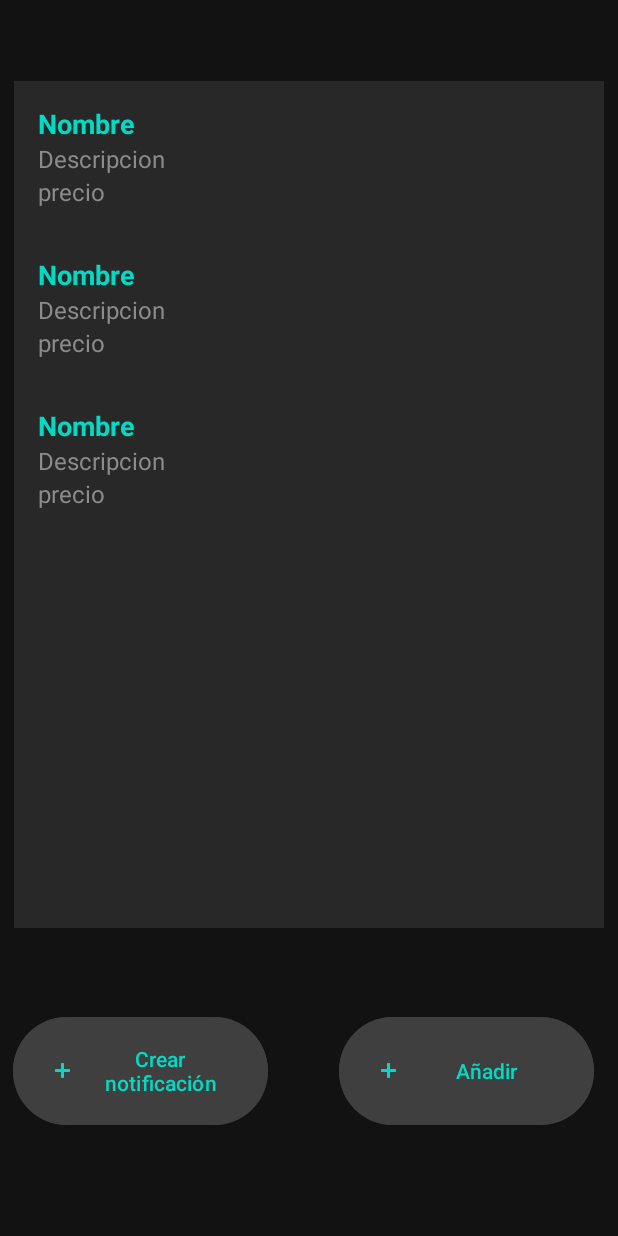
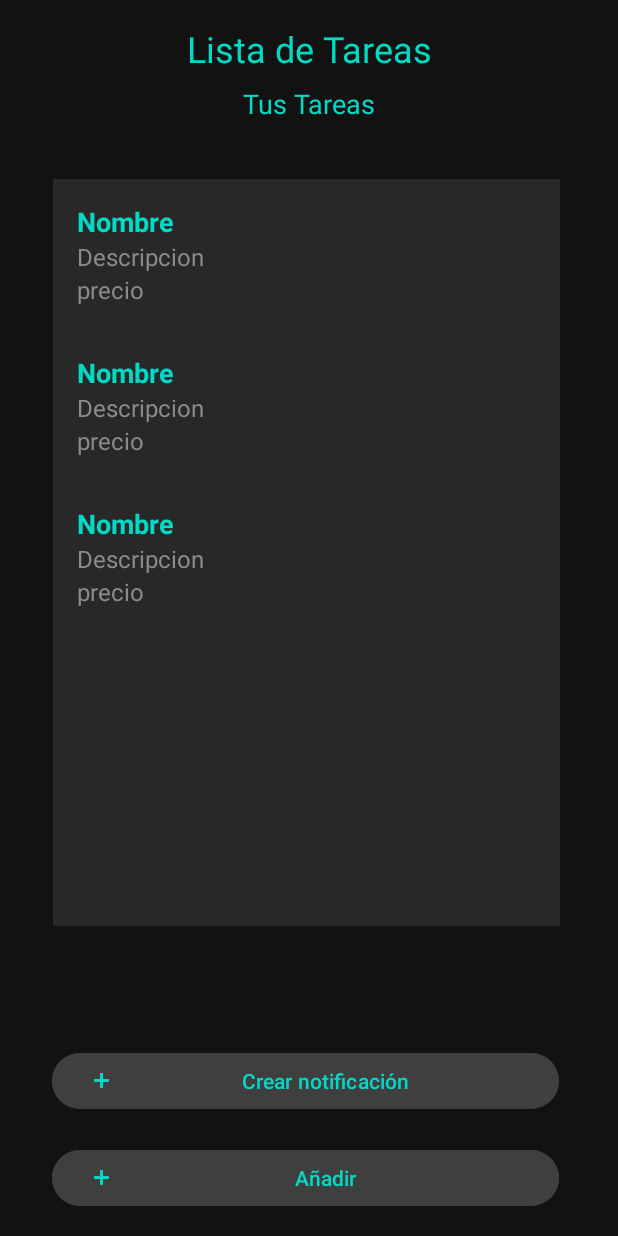
Before and after one commit to rubensb02/habitos, an Android app: the layout activity_main.xml on its own in the app's theme, with its tools: preview values and no code run, on a phone screen of 412 x 824 dp. Run offline under Robolectric (Android 15) with nearby library versions, the phone set to English and light mode, and no system bars.

Commit message:
cambio de estilos

```diff
--- a/app/src/main/res/layout/activity_main.xml
+++ b/app/src/main/res/layout/activity_main.xml
@@ -1,4 +1,3 @@
-<?xml version="1.0" encoding="utf-8"?>
 <androidx.constraintlayout.widget.ConstraintLayout xmlns:android="http://schemas.android.com/apk/res/android"
     xmlns:app="http://schemas.android.com/apk/res-auto"
     xmlns:tools="http://schemas.android.com/tools"
@@ -8,11 +7,52 @@
     android:background="#121212"
     tools:context=".MainActivity">
 
+    <TextView
+        android:id="@+id/titleText"
+        android:layout_width="wrap_content"
+        android:layout_height="wrap_content"
+        android:text="Lista de Tareas"
+        android:textColor="#FF03DAC5"
+        android:textSize="24sp"
+        app:layout_constraintTop_toTopOf="parent"
+        app:layout_constraintStart_toStartOf="parent"
+        app:layout_constraintEnd_toEndOf="parent"
+        android:layout_marginTop="16dp"
+        android:gravity="center" />
+
+    <!-- Nuevo TextView para describir la lista de tareas -->
+    <TextView
+        android:id="@+id/listDescription"
+        android:layout_width="wrap_content"
+        android:layout_height="wrap_content"
+        android:text="Tus Tareas"
+        android:textColor="#FF03DAC5"
+        android:textSize="18sp"
+        app:layout_constraintTop_toBottomOf="@id/titleText"
+        app:layout_constraintStart_toStartOf="parent"
+        app:layout_constraintEnd_toEndOf="parent"
+        android:layout_marginTop="8dp"
+        android:gravity="center" />
+
+    <androidx.recyclerview.widget.RecyclerView
+        android:id="@+id/recyclerViewHabitos"
+        android:layout_width="338dp"
+        android:layout_height="498dp"
+        android:layout_margin="16dp"
+        android:background="#282828"
+        app:layout_constraintBottom_toTopOf="@id/addHabito"
+        app:layout_constraintEnd_toEndOf="parent"
+        app:layout_constraintHorizontal_bias="0.454"
+        app:layout_constraintStart_toStartOf="parent"
+        app:layout_constraintTop_toBottomOf="@id/listDescription"
+        app:layout_constraintVertical_bias="0.146"
+        tools:listitem="@layout/list" />
+
     <Button
         android:id="@+id/addHabito"
-        android:layout_width="170dp"
-        android:layout_height="80dp"
-        android:layout_marginBottom="70dp"
+        android:layout_width="338dp"
+        android:layout_height="45dp"
+        android:layout_marginBottom="16dp"
         android:backgroundTint="#3f3f3f"
         android:text="Añadir"
         android:textColor="#FF03DAC5"
@@ -20,14 +60,13 @@
         app:iconTint="#FF03DAC5"
         app:layout_constraintBottom_toBottomOf="parent"
         app:layout_constraintEnd_toEndOf="parent"
-        app:layout_constraintHorizontal_bias="0.933"
-        app:layout_constraintStart_toStartOf="parent"
-        app:layout_constraintTop_toBottomOf="@+id/recyclerViewHabitos" />
+        app:layout_constraintHorizontal_bias="0.465"
+        app:layout_constraintStart_toStartOf="parent" />
 
     <Button
         android:id="@+id/create_notification_button"
-        android:layout_width="170dp"
-        android:layout_height="80dp"
+        android:layout_width="338dp"
+        android:layout_height="45dp"
         android:layout_marginBottom="70dp"
         android:backgroundTint="#3f3f3f"
         android:text="Crear notificación"
@@ -36,24 +75,9 @@
         app:iconTint="#FF03DAC5"
         app:layout_constraintBottom_toBottomOf="parent"
         app:layout_constraintEnd_toEndOf="parent"
-        app:layout_constraintHorizontal_bias="0.037"
+        app:layout_constraintHorizontal_bias="0.468"
         app:layout_constraintStart_toStartOf="parent"
         app:layout_constraintTop_toBottomOf="@+id/recyclerViewHabitos"
-        app:layout_constraintVertical_bias="1.0" />
-
-    <androidx.recyclerview.widget.RecyclerView
-        android:id="@+id/recyclerViewHabitos"
-        android:layout_width="0dp"
-        android:layout_height="0dp"
-        android:layout_marginStart="9dp"
-        android:layout_marginTop="54dp"
-        android:layout_marginEnd="9dp"
-        android:layout_marginBottom="55dp"
-        android:background="#282828"
-        app:layout_constraintBottom_toTopOf="@+id/addHabito"
-        app:layout_constraintEnd_toEndOf="parent"
-        app:layout_constraintStart_toStartOf="parent"
-        app:layout_constraintTop_toTopOf="parent"
-        tools:listitem="@layout/list" />
+        app:layout_constraintVertical_bias="0.881" />
 
 </androidx.constraintlayout.widget.ConstraintLayout>
```
Also changed, not shown: app/src/main/res/layout/add_habito.xml (+30 -18 lines).
